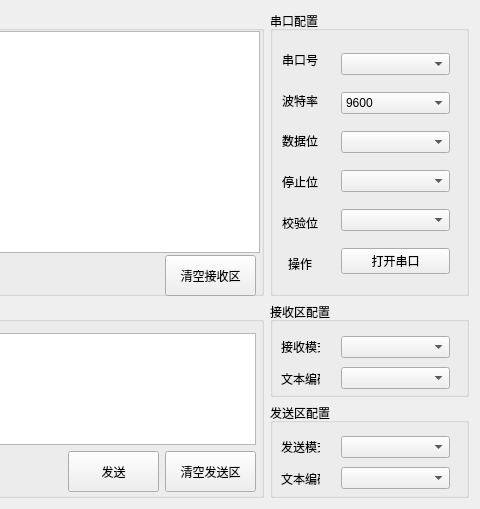
The window that src/MainWindow/MainWindow.ui (museqiujing/SerialDebugAssistant) describes before a commit, drawn with Qt 5; both pictures show x 307 to 787 and y 0 to 509 of the 787 by 509 pixel window.
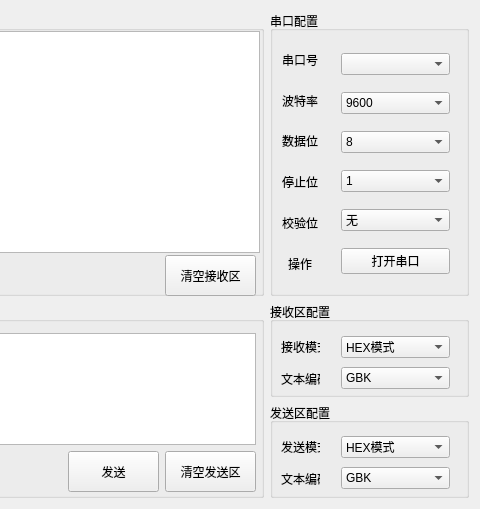
The same window after the commit.

```diff
--- a/src/MainWindow/MainWindow.ui
+++ b/src/MainWindow/MainWindow.ui
@@ -68,10 +68,32 @@
       </property>
       <layout class="QVBoxLayout" name="verticalLayout_4">
        <item>
-        <widget class="QComboBox" name="comboBox_7"/>
+        <widget class="QComboBox" name="comboRxMode">
+         <item>
+          <property name="text">
+           <string>HEX模式</string>
+          </property>
+         </item>
+         <item>
+          <property name="text">
+           <string>文本模式</string>
+          </property>
+         </item>
+        </widget>
        </item>
        <item>
-        <widget class="QComboBox" name="comboBox_8"/>
+        <widget class="QComboBox" name="comboRxEncode">
+         <item>
+          <property name="text">
+           <string>GBK</string>
+          </property>
+         </item>
+         <item>
+          <property name="text">
+           <string>UTF-8</string>
+          </property>
+         </item>
+        </widget>
        </item>
       </layout>
      </widget>
@@ -119,10 +141,32 @@
       </property>
       <layout class="QVBoxLayout" name="verticalLayout_6">
        <item>
-        <widget class="QComboBox" name="comboBox_9"/>
+        <widget class="QComboBox" name="comboTxMode">
+         <item>
+          <property name="text">
+           <string>HEX模式</string>
+          </property>
+         </item>
+         <item>
+          <property name="text">
+           <string>文本模式</string>
+          </property>
+         </item>
+        </widget>
        </item>
        <item>
-        <widget class="QComboBox" name="comboBox_10"/>
+        <widget class="QComboBox" name="comboTxEncode">
+         <item>
+          <property name="text">
+           <string>GBK</string>
+          </property>
+         </item>
+         <item>
+          <property name="text">
+           <string>UTF-8</string>
+          </property>
+         </item>
+        </widget>
        </item>
       </layout>
      </widget>
@@ -296,13 +340,66 @@
         </widget>
        </item>
        <item>
-        <widget class="QComboBox" name="comboBox_3"/>
+        <widget class="QComboBox" name="comboBox_dataBits">
+         <item>
+          <property name="text">
+           <string>8</string>
+          </property>
+         </item>
+         <item>
+          <property name="text">
+           <string>7</string>
+          </property>
+         </item>
+         <item>
+          <property name="text">
+           <string>6</string>
+          </property>
+         </item>
+         <item>
+          <property name="text">
+           <string>5</string>
+          </property>
+         </item>
+        </widget>
        </item>
        <item>
-        <widget class="QComboBox" name="comboBox_5"/>
+        <widget class="QComboBox" name="comboBox_stopBits">
+         <item>
+          <property name="text">
+           <string>1</string>
+          </property>
+         </item>
+         <item>
+          <property name="text">
+           <string>1.5</string>
+          </property>
+         </item>
+         <item>
+          <property name="text">
+           <string>2</string>
+          </property>
+         </item>
+        </widget>
        </item>
        <item>
-        <widget class="QComboBox" name="comboBox_6"/>
+        <widget class="QComboBox" name="comboBox_checkBits">
+         <item>
+          <property name="text">
+           <string>无</string>
+          </property>
+         </item>
+         <item>
+          <property name="text">
+           <string>奇校验</string>
+          </property>
+         </item>
+         <item>
+          <property name="text">
+           <string>偶校验</string>
+          </property>
+         </item>
+        </widget>
        </item>
        <item>
         <widget class="QPushButton" name="key_open_COM">
```
Left out of the diff: 2 changed lines with no effect on the pictures.
